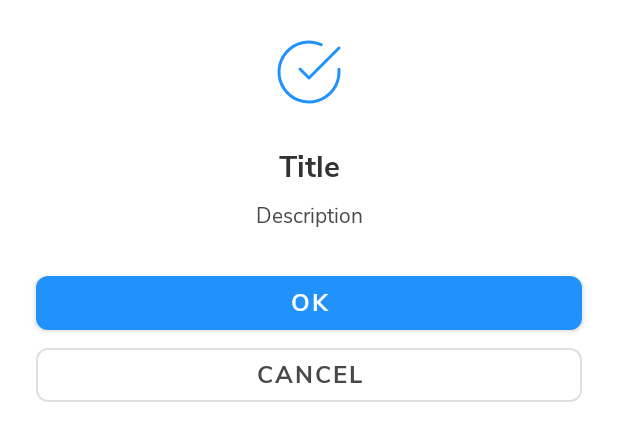
After one commit to amalhanaja/dyahacademy-android, an Android app: the layout dialog_finish_quiz_confirmation.xml on its own in the app's theme, with its tools: preview values and no code run, on a phone screen of 412 x 824 dp. The commit adds this screen. Shown: the top 441 px of the screen. Run offline under Robolectric (Android 15) with nearby library versions, the phone set to English and light mode, and no system bars.

Commit message:
Component: Add Confirmation Dialog

```diff
--- /dev/null
+++ b/app/src/main/res/layout/dialog_finish_quiz_confirmation.xml
@@ -0,0 +1,91 @@
+<?xml version="1.0" encoding="utf-8"?>
+<androidx.constraintlayout.widget.ConstraintLayout xmlns:android="http://schemas.android.com/apk/res/android"
+    xmlns:app="http://schemas.android.com/apk/res-auto"
+    xmlns:tools="http://schemas.android.com/tools"
+    android:layout_width="match_parent"
+    android:layout_height="wrap_content"
+    tools:context=".component.ConfirmationDialogFragment">
+
+    <ImageView
+        android:id="@+id/iv_confirmation"
+        android:layout_width="48dp"
+        android:layout_height="48dp"
+        android:layout_marginTop="@dimen/spacing_6"
+        app:layout_constraintBottom_toTopOf="@+id/mtv_confirmation_title"
+        app:layout_constraintEnd_toEndOf="parent"
+        app:layout_constraintHorizontal_bias="0.5"
+        app:layout_constraintStart_toStartOf="parent"
+        app:layout_constraintTop_toTopOf="parent"
+        app:layout_constraintVertical_chainStyle="packed"
+        tools:srcCompat="@drawable/ic_check_circle"
+        tools:tint="@color/dodgerBlue" />
+
+    <com.google.android.material.textview.MaterialTextView
+        android:id="@+id/mtv_confirmation_title"
+        android:layout_width="match_parent"
+        android:layout_height="wrap_content"
+        android:layout_marginStart="@dimen/spacing_6"
+        android:layout_marginTop="@dimen/spacing_6"
+        android:layout_marginEnd="@dimen/spacing_6"
+        android:textAlignment="center"
+        android:textColor="@color/jet"
+        android:textSize="@dimen/font_size_2xl"
+        android:textStyle="bold"
+        app:layout_constraintBottom_toTopOf="@+id/mtv_confirmation_description"
+        app:layout_constraintEnd_toEndOf="parent"
+        app:layout_constraintStart_toStartOf="parent"
+        app:layout_constraintTop_toBottomOf="@+id/iv_confirmation"
+        tools:text="Title" />
+
+    <com.google.android.material.textview.MaterialTextView
+        android:id="@+id/mtv_confirmation_description"
+        android:layout_width="0dp"
+        android:layout_height="wrap_content"
+        android:layout_marginStart="@dimen/spacing_6"
+        android:layout_marginTop="@dimen/spacing_2"
+        android:layout_marginEnd="@dimen/spacing_6"
+        android:textAlignment="center"
+        android:textColor="@color/outerSpace"
+        android:textSize="@dimen/font_size_base"
+        app:layout_constraintBottom_toTopOf="@+id/mb_confirmation_ok"
+        app:layout_constraintEnd_toEndOf="parent"
+        app:layout_constraintStart_toStartOf="parent"
+        app:layout_constraintTop_toBottomOf="@+id/mtv_confirmation_title"
+        tools:text="Description" />
+
+    <com.google.android.material.button.MaterialButton
+        android:id="@+id/mb_confirmation_ok"
+        android:layout_width="0dp"
+        android:layout_height="wrap_content"
+        android:layout_marginStart="@dimen/spacing_6"
+        android:layout_marginTop="@dimen/spacing_6"
+        android:layout_marginEnd="@dimen/spacing_6"
+        android:textSize="@dimen/font_size_lg"
+        android:textStyle="bold"
+        app:backgroundTint="@color/dodgerBlue"
+        app:cornerRadius="@dimen/radius_lg"
+        app:layout_constraintBottom_toTopOf="@+id/mb_confirmation_cancel"
+        app:layout_constraintEnd_toEndOf="parent"
+        app:layout_constraintStart_toStartOf="parent"
+        app:layout_constraintTop_toBottomOf="@+id/mtv_confirmation_description"
+        tools:text="OK" />
+
+    <com.google.android.material.button.MaterialButton
+        android:id="@+id/mb_confirmation_cancel"
+        style="?attr/materialButtonOutlinedStyle"
+        android:layout_width="0dp"
+        android:layout_height="wrap_content"
+        android:layout_marginStart="@dimen/spacing_6"
+        android:layout_marginEnd="@dimen/spacing_6"
+        android:layout_marginBottom="@dimen/spacing_6"
+        android:textColor="@color/outerSpace"
+        android:textSize="@dimen/font_size_lg"
+        android:textStyle="bold"
+        app:cornerRadius="@dimen/radius_lg"
+        app:layout_constraintBottom_toBottomOf="parent"
+        app:layout_constraintEnd_toEndOf="parent"
+        app:layout_constraintStart_toStartOf="parent"
+        app:layout_constraintTop_toBottomOf="@+id/mb_confirmation_ok"
+        tools:text="Cancel" />
+
+</androidx.constraintlayout.widget.ConstraintLayout>
```
Also changed, not shown: app/src/main/java/com/amalcodes/dyahacademy/android/component/ConfirmationDialogFragment.kt (added, +58 -0 lines), app/src/main/java/com/amalcodes/dyahacademy/android/component/ConfirmationDialogViewEntity.kt (added, +15 -0 lines), app/src/main/java/com/amalcodes/dyahacademy/android/component/ConfirmationDialogViewModel.kt (added, +18 -0 lines), app/src/main/java/com/amalcodes/dyahacademy/android/features/quiz/QuizFragment.kt (+21 -2 lines), app/src/main/res/navigation/app_graph.xml (+8 -0 lines).
